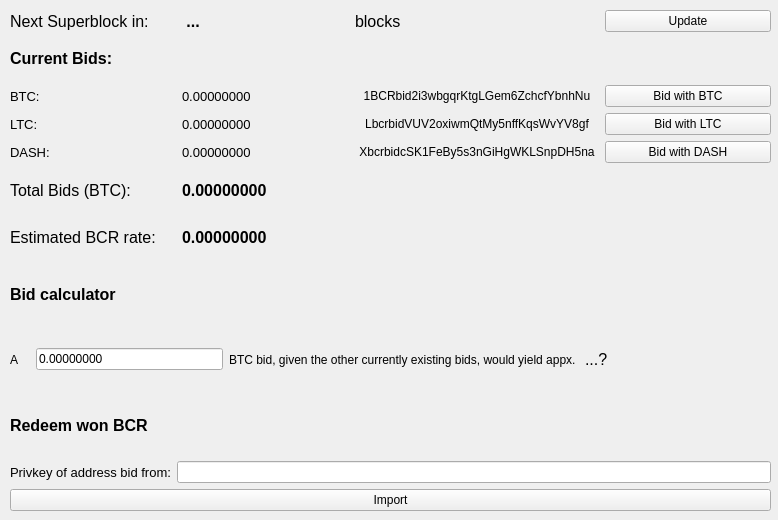
thelonecrouton/bitcredit, file src/qt/forms/bidpage.ui: the form before one commit.
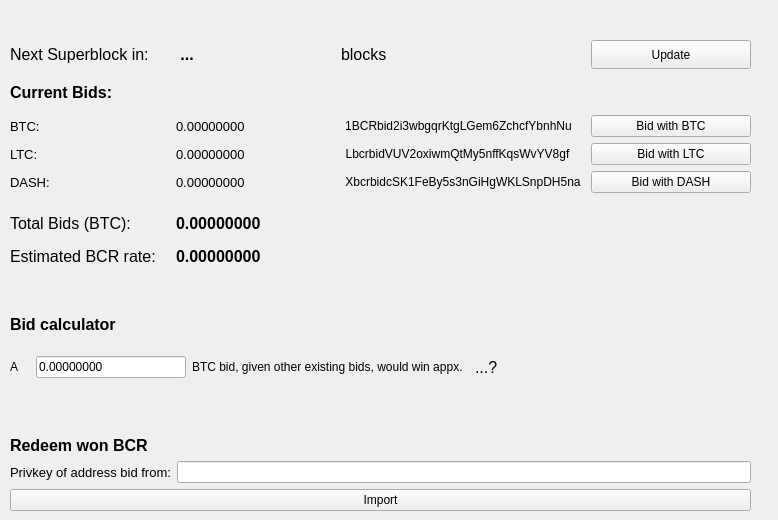
The form after the commit.

```diff
--- a/src/qt/forms/bidpage.ui
+++ b/src/qt/forms/bidpage.ui
@@ -23,9 +23,15 @@
     </rect>
    </property>
    <layout class="QVBoxLayout" name="verticalLayout_2">
+    <property name="topMargin">
+     <number>30</number>
+    </property>
+    <property name="rightMargin">
+     <number>20</number>
+    </property>
     <item>
      <layout class="QGridLayout" name="gridLayout">
-      <item row="5" column="1">
+      <item row="5" column="1" alignment="Qt::AlignBottom">
        <widget class="QLabel" name="labelTotal_2">
         <property name="font">
          <font>
@@ -56,7 +62,7 @@
         </property>
        </widget>
       </item>
-      <item row="4" column="2">
+      <item row="4" column="2" alignment="Qt::AlignLeft">
        <widget class="QPushButton" name="pushButtonDASHExplorer">
         <property name="toolTip">
          <string>View address on dashpay.io</string>
@@ -139,6 +145,18 @@
       </item>
       <item row="0" column="3">
        <widget class="QPushButton" name="pushButtonRefresh">
+        <property name="sizePolicy">
+         <sizepolicy hsizetype="Minimum" vsizetype="Fixed">
+          <horstretch>0</horstretch>
+          <verstretch>0</verstretch>
+         </sizepolicy>
+        </property>
+        <property name="minimumSize">
+         <size>
+          <width>2</width>
+          <height>29</height>
+         </size>
+        </property>
         <property name="toolTip">
          <string>Load current bids in bidtracker directory</string>
         </property>
@@ -147,7 +165,7 @@
         </property>
        </widget>
       </item>
-      <item row="2" column="2">
+      <item row="2" column="2" alignment="Qt::AlignLeft">
        <widget class="QPushButton" name="pushButtonBTCExplorer">
         <property name="toolTip">
          <string>View address on blockr.io</string>
@@ -180,7 +198,7 @@
         </property>
        </widget>
       </item>
-      <item row="3" column="2">
+      <item row="3" column="2" alignment="Qt::AlignLeft">
        <widget class="QPushButton" name="pushButtonLTCExplorer">
         <property name="toolTip">
          <string>View address on blockr.io</string>
@@ -266,7 +284,7 @@
         </property>
        </widget>
       </item>
-      <item row="5" column="0">
+      <item row="5" column="0" alignment="Qt::AlignBottom">
        <widget class="QLabel" name="labelTotal">
         <property name="font">
          <font>
@@ -342,7 +360,7 @@
     </item>
     <item>
      <layout class="QVBoxLayout" name="verticalLayout">
-      <item>
+      <item alignment="Qt::AlignBottom">
        <widget class="QLabel" name="labelCalc">
         <property name="font">
          <font>
@@ -379,6 +397,12 @@
             <verstretch>0</verstretch>
            </sizepolicy>
           </property>
+          <property name="maximumSize">
+           <size>
+            <width>150</width>
+            <height>16777215</height>
+           </size>
+          </property>
           <property name="toolTip">
            <string>Enter a BTC amount and press Enter to calculate</string>
           </property>
@@ -390,7 +414,7 @@
         <item>
          <widget class="QLabel" name="label_4">
           <property name="text">
-           <string>BTC bid, given the other currently existing bids, would yield appx. </string>
+           <string>&lt;html&gt;&lt;head/&gt;&lt;body&gt;&lt;p&gt;BTC bid, given other existing bids, would win appx.&lt;/p&gt;&lt;/body&gt;&lt;/html&gt;</string>
           </property>
          </widget>
         </item>
@@ -408,7 +432,7 @@
         </item>
        </layout>
       </item>
-      <item>
+      <item alignment="Qt::AlignBottom">
        <widget class="QLabel" name="labelRedeem">
         <property name="font">
          <font>
```
